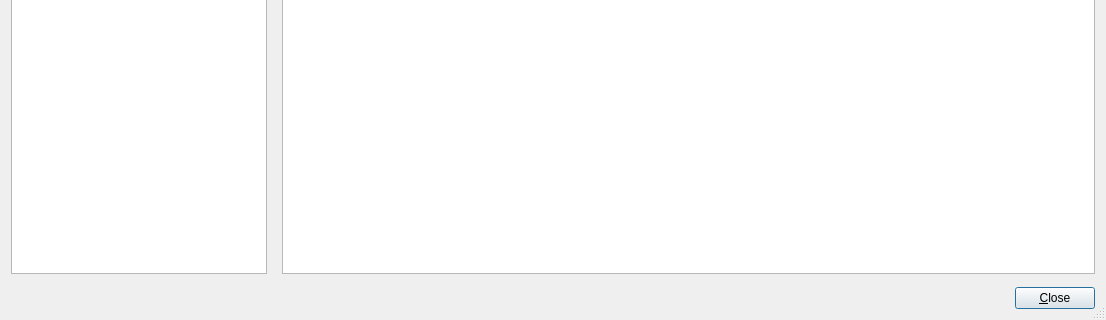
Qt form src/zypp-history-browser.ui (shundhammer/myrlyn) before a commit; both pictures show x 0 to 1106 and y 398 to 718 of the 1106 by 718 pixel window.
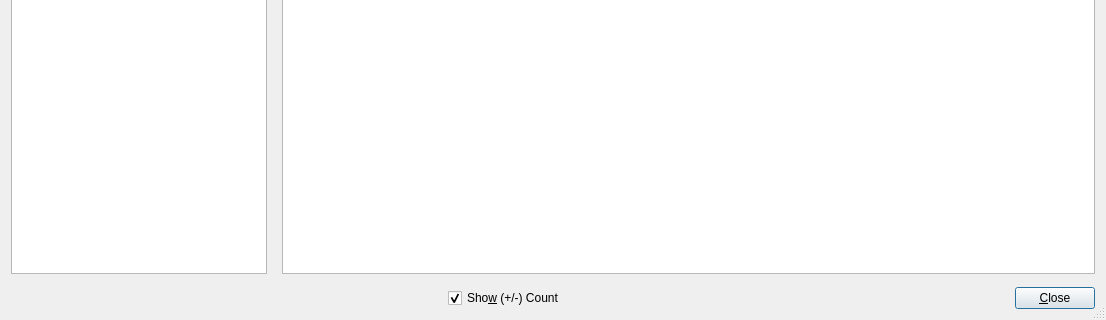
The same form after that commit.

Commit message: Show (+/-) count for commands in zypp history

The edit to the form file:
```diff
--- a/src/zypp-history-browser.ui
+++ b/src/zypp-history-browser.ui
@@ -100,7 +100,7 @@
     </widget>
    </item>
    <item>
-    <layout class="QHBoxLayout" name="buttonHBox">
+    <layout class="QHBoxLayout" name="buttonHBox" stretch="1,0,1,0">
      <property name="sizeConstraint">
       <enum>QLayout::SizeConstraint::SetDefaultConstraint</enum>
      </property>
@@ -117,6 +117,29 @@
        </property>
       </spacer>
      </item>
+     <item>
+      <widget class="QCheckBox" name="showPlusMinusCount">
+       <property name="text">
+        <string>Sho&amp;w (+/-) Count</string>
+       </property>
+       <property name="checked">
+        <bool>true</bool>
+       </property>
+      </widget>
+     </item>
+     <item>
+      <spacer name="buttonBoxSpacer2">
+       <property name="orientation">
+        <enum>Qt::Orientation::Horizontal</enum>
+       </property>
+       <property name="sizeHint" stdset="0">
+        <size>
+         <width>40</width>
+         <height>20</height>
+        </size>
+       </property>
+      </spacer>
+     </item>
      <item>
       <widget class="QPushButton" name="closeButton">
        <property name="text">
```
Left out of the diff: 2 changed lines with no effect on the pictures. The commit also changes 2 other files.
